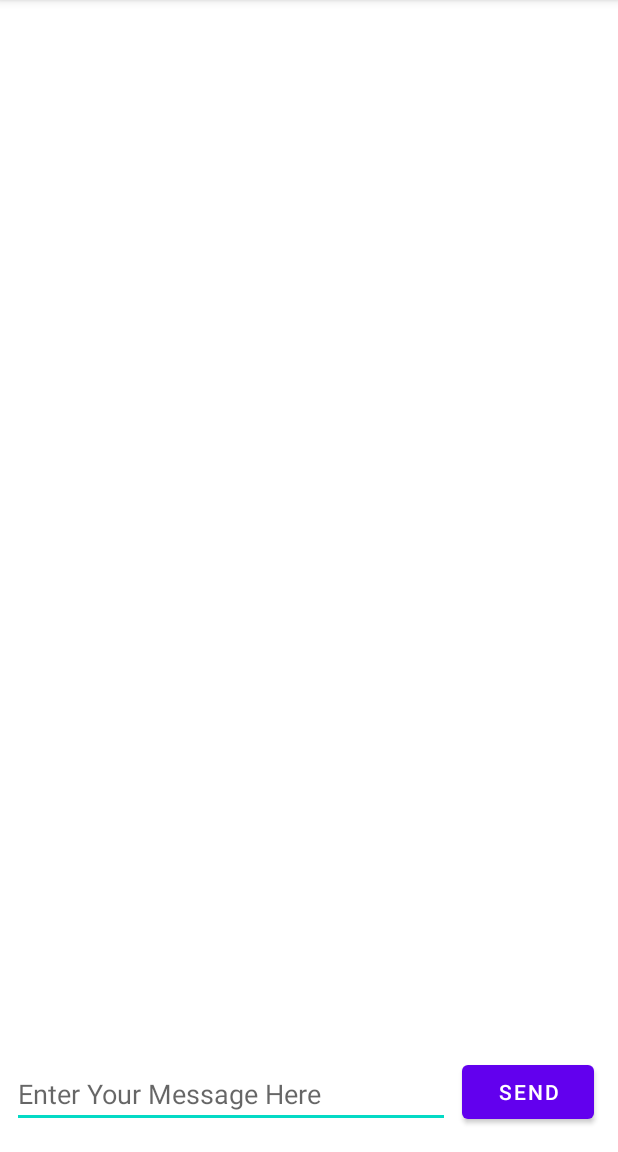
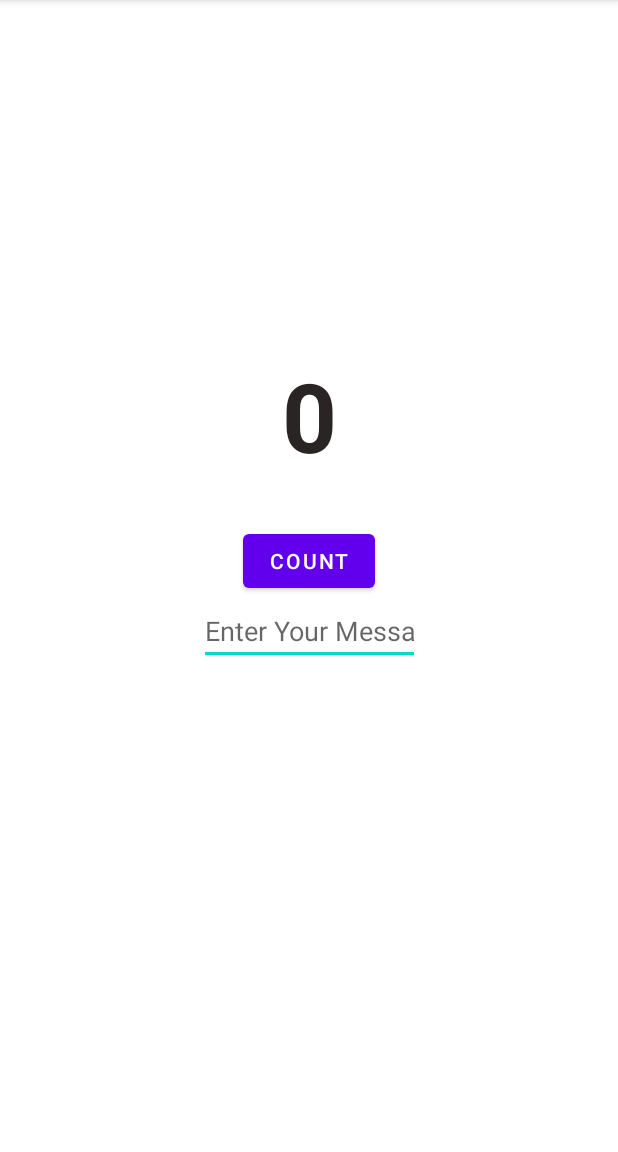
Before and after one commit to shashank2055/Activity-lifecycle-and-state, an Android app: the screen it shows after launch (MainActivity), on a phone screen of 412 x 824 dp, the part 84-1236 px from its top. Run offline under Robolectric (Android 15) with nearby library versions, the phone set to English and light mode, and no system bars.

Commit message:
completed the homework for this labtask

```diff
--- a/app/src/main/java/com/example/twoactivities/MainActivity.java
+++ b/app/src/main/java/com/example/twoactivities/MainActivity.java
@@ -1,5 +1,6 @@
 package com.example.twoactivities;
 
+import androidx.annotation.NonNull;
 import androidx.appcompat.app.AppCompatActivity;
 
 import android.content.Intent;
@@ -10,43 +11,42 @@ import android.widget.EditText;
 import android.widget.TextView;
 
 public class MainActivity extends AppCompatActivity {
-    private static final String LOG_TAG =
-            MainActivity.class.getSimpleName();
-    public static final String EXTRA_MESSAGE =
-            "com.example.twoactivities.extra.MESSAGE";
-    public static final int TEXT_REQUEST = 1;
-
-    private EditText mMessageEditText;
-    private TextView mReplyHeadTextView;
-    private TextView mReplyTextView;
+    private int mCount;
+    private EditText text_edit;
+    private TextView txtCount;
     @Override
     protected void onCreate(Bundle savedInstanceState) {
         super.onCreate(savedInstanceState);
         setContentView(R.layout.activity_main);
-        mMessageEditText = findViewById(R.id.editText_main);
-        mReplyHeadTextView = findViewById(R.id.text_header_reply);
-        mReplyTextView = findViewById(R.id.text_message_reply);
-    }
-    @Override
-    public void onActivityResult(int requestCode,
-                                 int resultCode, Intent data) {
-        super.onActivityResult(requestCode, resultCode, data);
-        if (requestCode == TEXT_REQUEST) {
-            if (resultCode == RESULT_OK) {
-                String reply =
-                        data.getStringExtra(SecondActivity.EXTRA_REPLY);
-                mReplyHeadTextView.setVisibility(View.VISIBLE);
-                mReplyTextView.setText(reply);
-                mReplyTextView.setVisibility(View.VISIBLE);
-            }
+
+        mCount=0;
+        txtCount= (TextView)findViewById(R.id.text_count);
+
+        text_edit=(EditText) findViewById(R.id.editText_main);
+
+        if(savedInstanceState!=null){
+            mCount= savedInstanceState.getInt("count");
+            text_edit.setText(savedInstanceState.getString("textSave"));
+            txtCount.setText(Integer.toString(mCount));
         }
     }
 
-    public void launchSecondActivity(View view) {
-        Log.d(LOG_TAG, "Button clicked!");
-        Intent intent = new Intent(this, SecondActivity.class);
-        String message = mMessageEditText.getText().toString();
-        intent.putExtra(EXTRA_MESSAGE, message);
-        startActivityForResult(intent, TEXT_REQUEST);
+
+    public void countClick(View view) {
+        mCount++;
+        if(this.txtCount != null)
+            this.txtCount.setText(Integer.toString(mCount));
+
+    }
+
+    @Override
+    protected void onSaveInstanceState(@NonNull Bundle outState) {
+        super.onSaveInstanceState(outState);
+        if (mCount !=0){
+            outState.putInt("count", mCount);
+        }
+        if (text_edit.getText()!=null){
+            outState.putString("textSave",text_edit.getText().toString());
+        }
     }
 }
--- a/app/src/main/res/layout/activity_main.xml
+++ b/app/src/main/res/layout/activity_main.xml
@@ -6,52 +6,40 @@
     android:layout_height="match_parent"
     tools:context=".MainActivity">
     <TextView
-        android:id="@+id/text_header_reply"
+        android:id="@+id/text_count"
         android:layout_width="wrap_content"
         android:layout_height="wrap_content"
-        android:layout_marginStart="8dp"
-        android:layout_marginLeft="8dp"
-        android:layout_marginTop="16dp"
-        android:text="@string/text_header_reply"
+        android:layout_marginBottom="30dp"
+        android:text="0"
         android:textAppearance="@style/TextAppearance.AppCompat.Medium"
+        android:textColor="#2B2424"
+        android:textSize="64sp"
         android:textStyle="bold"
-        android:visibility="invisible"
+        android:visibility="visible"
+        app:layout_constraintBottom_toTopOf="@+id/button_count"
+        app:layout_constraintEnd_toEndOf="parent"
+        app:layout_constraintStart_toStartOf="parent" />
+
+    <Button
+        android:id="@+id/button_count"
+        android:layout_width="wrap_content"
+        android:layout_height="wrap_content"
+        android:layout_marginBottom="20dp"
+        android:onClick="countClick"
+        android:text="@string/button_count"
+        app:layout_constraintBottom_toBottomOf="parent"
+        app:layout_constraintEnd_toEndOf="parent"
         app:layout_constraintStart_toStartOf="parent"
         app:layout_constraintTop_toTopOf="parent" />
 
-    <TextView
-        android:id="@+id/text_message_reply"
-        android:layout_width="wrap_content"
-        android:layout_height="wrap_content"
-        android:layout_marginStart="8dp"
-        android:layout_marginLeft="8dp"
-        android:layout_marginTop="8dp"
-        android:visibility="invisible"
-        app:layout_constraintStart_toStartOf="parent"
-        app:layout_constraintTop_toBottomOf="@+id/text_header_reply" />
-
-    <Button
-        android:id="@+id/button2"
-        android:layout_width="wrap_content"
-        android:layout_height="wrap_content"
-        android:layout_marginBottom="16dp"
-        android:layout_marginRight="16dp"
-        android:text="@string/button_main"
-        android:onClick="launchSecondActivity"
-        app:layout_constraintBottom_toBottomOf="parent"
-        app:layout_constraintRight_toRightOf="parent" />
-
     <EditText
         android:id="@+id/editText_main"
-        android:layout_width="0dp"
+        android:layout_width="147dp"
         android:layout_height="wrap_content"
-        android:layout_marginBottom="16dp"
-        android:layout_marginEnd="8dp"
-        android:layout_marginStart="8dp"
         android:ems="10"
         android:hint="@string/editText_main"
         android:inputType="textLongMessage"
-        app:layout_constraintBottom_toBottomOf="parent"
-        app:layout_constraintEnd_toStartOf="@+id/button2"
-        app:layout_constraintStart_toStartOf="parent" />
+        app:layout_constraintEnd_toEndOf="parent"
+        app:layout_constraintStart_toStartOf="parent"
+        app:layout_constraintTop_toBottomOf="@+id/button_count" />
 </androidx.constraintlayout.widget.ConstraintLayout>
--- a/app/src/main/res/layout/activity_second.xml
+++ b/app/src/main/res/layout/activity_second.xml
@@ -13,21 +13,19 @@
         android:layout_marginLeft="8dp"
         android:layout_marginTop="16dp"
         android:text="@string/text_header"
-        android:textAppearance="@style/TextAppearance.AppCompat.Medium"
+        android:textAppearance=
+            "@style/TextAppearance.AppCompat.Medium"
         android:textStyle="bold"
         app:layout_constraintStart_toStartOf="parent"
         app:layout_constraintTop_toTopOf="parent" />
-
     <TextView
         android:id="@+id/text_message"
         android:layout_width="wrap_content"
         android:layout_height="wrap_content"
         android:layout_marginStart="8dp"
-        android:layout_marginLeft="8dp"
         android:layout_marginTop="8dp"
         app:layout_constraintStart_toStartOf="parent"
         app:layout_constraintTop_toBottomOf="@+id/text_header" />
-
     <Button
         android:id="@+id/button_second"
         android:layout_width="wrap_content"
--- a/app/src/main/res/values/strings.xml
+++ b/app/src/main/res/values/strings.xml
@@ -1,6 +1,7 @@
 <resources>
     <string name="app_name">Two Activities</string>
     <string name="button_main">Send</string>
+    <string name="button_count">Count</string>
     <string name="editText_main">Enter Your Message Here</string>
     <string name="text_header">Message Received</string>
     <string name="button_second">Reply</string>
```
Also changed, not shown: app/src/main/java/com/example/twoactivities/SecondActivity.java (+3 -14 lines).
